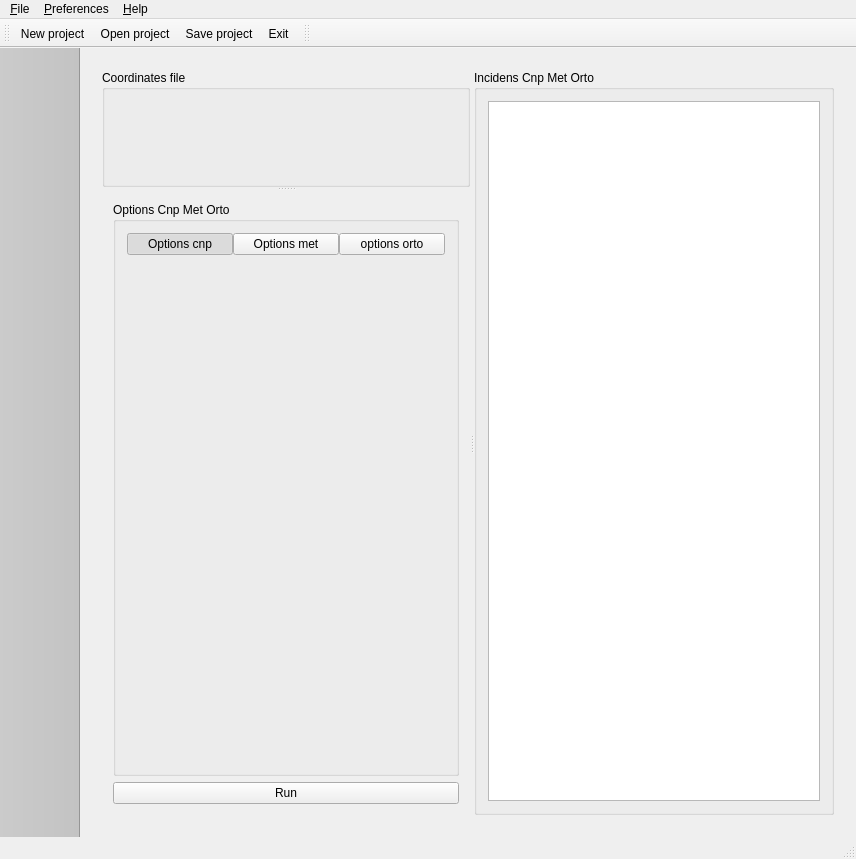
Qt form mainwindow.ui (tonilogar/ToolsPcot) before a commit.
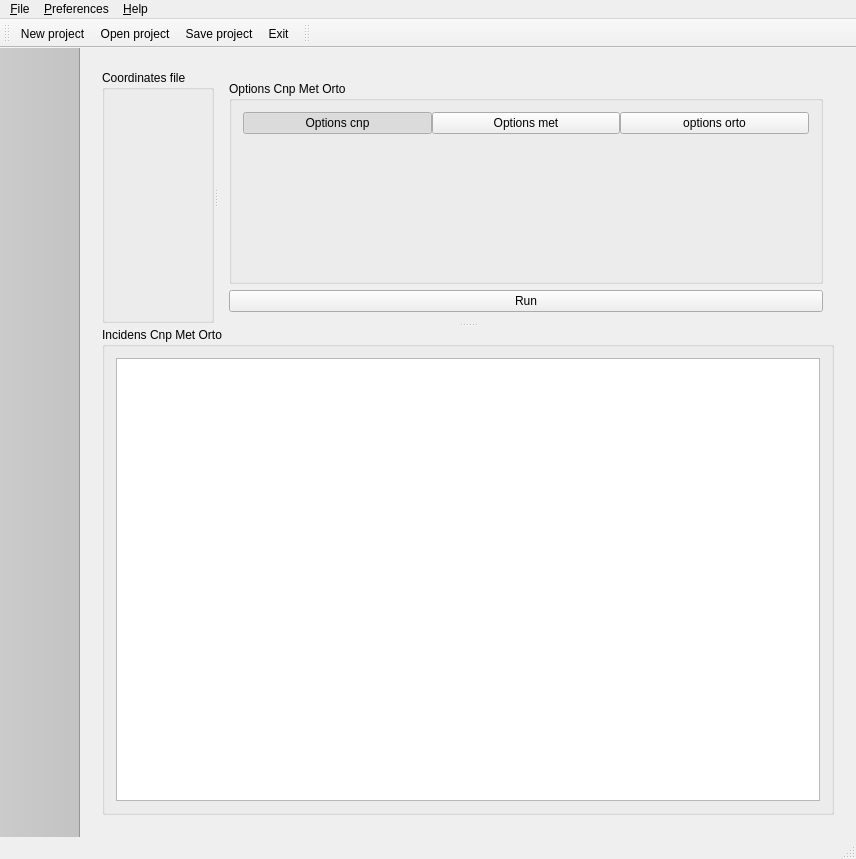
The same form after that commit. Icons and pictures are not drawn. Custom widgets are drawn as their Qt base class.

Commit message: Modificada la interface de cnp met orto

```diff
--- a/mainwindow.ui
+++ b/mainwindow.ui
@@ -21,15 +21,15 @@
        <number>0</number>
       </property>
       <widget class="QWidget" name="page1CnpMetOrto">
-       <layout class="QVBoxLayout" name="verticalLayout_4">
-        <item>
+       <layout class="QGridLayout" name="gridLayout_2">
+        <item row="0" column="0">
          <widget class="QSplitter" name="splitter_2">
           <property name="orientation">
-           <enum>Qt::Horizontal</enum>
+           <enum>Qt::Vertical</enum>
           </property>
           <widget class="QSplitter" name="splitter">
            <property name="orientation">
-            <enum>Qt::Vertical</enum>
+            <enum>Qt::Horizontal</enum>
            </property>
            <widget class="QGroupBox" name="groupBoxCoordinatesFile">
             <property name="title">
```
Left out of the diff: 2 changed lines with no effect on the pictures.
